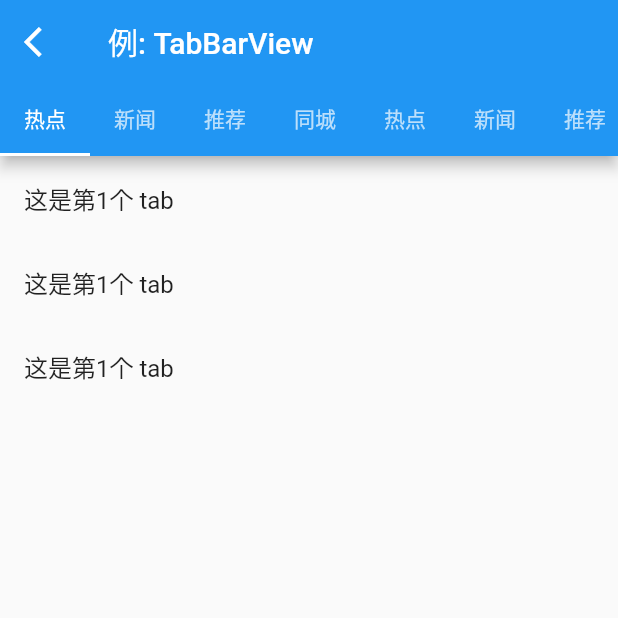
After one commit to lckj686/BlueFlutterMaster, a Flutter app: the FindPage screen opened directly, after a tap on an icon or button, on a phone screen of 412 x 824 dp, the top half of it. The commit adds this screen. Run offline on Flutter 3.47's test engine with Material 2 defaults, Android fonts, the phone set to English and light mode, and no system bars; our stand-ins replace dio, flutter_widget_from_html, fluttertoast, share_plus; network calls fail.

Commit message:
task 1、添加一个 tabview

```diff
--- a/lib/src/page/page_find.dart
+++ b/lib/src/page/page_find.dart
@@ -2,7 +2,9 @@ import 'dart:ui';
 import 'package:LeonFlutterMaster/src/page/page_news_detail.dart';
 import 'package:flutter/material.dart';
 import 'package:fluttertoast/fluttertoast.dart';
+import 'extend.dart';
 import 'page_button.dart';
+import 'page_tabbar.dart';
 
 class FindPage extends StatefulWidget {
   const FindPage({Key? key, required this.title}) : super(key: key);
@@ -14,7 +16,7 @@ class FindPage extends StatefulWidget {
 }
 
 class _FindPageState extends State<FindPage> {
-  var list = ["Button"];
+  var list = ["Button", "TabBarView"];
 
   String _getStr(int index) {
     if (index < list.length) {
@@ -51,21 +53,28 @@ class _FindPageState extends State<FindPage> {
               return GestureDetector(
                   onTap: () {
                     print('row $index');
-                    Fluttertoast.showToast(
-                        msg: "onTap $index",
-                        toastLength: Toast.LENGTH_SHORT,
-                        gravity: ToastGravity.CENTER,
-                        timeInSecForIosWeb: 1,
-                        backgroundColor: Colors.red,
-                        textColor: Colors.white,
-                        fontSize: 16.0);
-                    if (index == 1) {
 
-                    } else {
-                      Navigator.push(
-                        context,
-                        MaterialPageRoute(builder: (context) => ButtonRouter(todo: _getStr(index))),
-                      );
+                    switch (index) {
+                      case 0:
+                        {
+                          Navigator.push(
+                            context,
+                            MaterialPageRoute(builder: (context) => ButtonRouter(todo: _getStr(index))),
+                          );
+                        }
+                        break;
+                      case 1:
+                        {
+                          Navigator.push(
+                            context,
+                            MaterialPageRoute(builder: (context) => TabBarPage(todo: _getStr(index))),
+                          );
+                        }
+                        break;
+
+                      default:
+                        toast("还未添加");
+                        break;
                     }
                   },
                   child: Card(
--- a/lib/src/page/page_home.dart
+++ b/lib/src/page/page_home.dart
@@ -3,6 +3,7 @@ import 'package:flutter/material.dart';
 import 'page_find.dart';
 import 'page_list_server.dart';
 import 'page_me.dart';
+import 'page_news.dart';
 
 /// This Widget is the main application widget.
 class HomePage extends StatelessWidget {
@@ -34,7 +35,7 @@ class _MyNavigationBarState extends State<MyNavigationBar> {
   String _msg = "0";
 
   static final List<Widget> _widgetOptions = <Widget>[
-    ListMockPage(),
+    TabBarPage(),
     const FindPage(title: "find"),
     const MinePage(title: "mine")
   ];
--- a/lib/src/page/page_list_server.dart
+++ b/lib/src/page/page_list_server.dart
@@ -112,7 +112,7 @@ class _ListMockPageState extends State<ListMockPage> {
                                 child: Text('${bean.title}',
                                     overflow: TextOverflow.ellipsis,
                                     maxLines: 2,
-                                    style: TextStyle(color: Color(0xff1e1e1e), fontSize: 17)),
+                                    style: TextStyle(color: Color(0xff111111), fontSize: 17)),
                                 flex: 1),
                             Expanded(
                                 child: Text('${bean.src}  ${bean.time}',
--- /dev/null
+++ b/lib/src/page/page_news.dart
@@ -0,0 +1,45 @@
+import 'package:flutter/material.dart';
+
+import 'page_list_server.dart';
+
+class TabBarPage extends StatelessWidget {
+  const TabBarPage({Key? key}) : super(key: key);
+
+  @override
+  Widget build(BuildContext context) {
+    List listStr = ["头条", "新闻", "财经", "体育", "娱乐", "军事", "教育", "科技", "NBA", "股票", "星座", "女性", "健康", "育儿"];
+    List<Widget> listChanelWidget = listStr
+        .map((e) => Tab(
+              text: e,
+            ))
+        .toList();
+
+    List<Widget> listBody = [];
+    for (int i = 0; i < listStr.length; i++) {
+      listBody.add(ListMockPage());
+    }
+
+    return DefaultTabController(
+      length: listChanelWidget.length, // tab个数
+      child: Scaffold(
+        // Tab组件必须放到Scaffold中
+        appBar: AppBar(
+            backgroundColor: Colors.white,
+            automaticallyImplyLeading: false,
+            elevation: 0.5,
+            title: TabBar(
+              isScrollable: true,
+              unselectedLabelColor: const Color(0xffb0b0b0),
+              labelColor: const Color(0xff111111),
+              indicatorPadding: const EdgeInsets.only(left: 20, right: 20, bottom: 5),
+              indicatorColor: const Color(0xfffe350e),
+              tabs: listChanelWidget,
+            )),
+        body: TabBarView(
+          // 类似ViewPage
+          children: listBody,
+        ),
+      ),
+    );
+  }
+}
--- /dev/null
+++ b/lib/src/page/page_tabbar.dart
@@ -0,0 +1,137 @@
+import 'package:flutter/material.dart';
+
+class TabBarPage extends StatelessWidget {
+  final String todo;
+
+  const TabBarPage({Key? key, required this.todo}) : super(key: key);
+
+  @override
+  Widget build(BuildContext context) {
+
+    return DefaultTabController(
+      length: 16, // tab个数
+      child: Scaffold(
+        // Tab组件必须放到Scaffold中
+        appBar: AppBar(
+            title: Text(todo),
+            leading: GestureDetector(
+              onTap: () {
+                Navigator.pop(context);
+              },
+              child: const Icon(
+                Icons.arrow_back_ios,
+                color: Colors.white,
+                size: 24.0,
+              ),
+            ),
+            // automaticallyImplyLeading: false,
+            bottom: TabBar(
+              isScrollable: true,
+              tabs: <Widget>[
+                Tab(text: "热点"),
+                Tab(text: "新闻"),
+                Tab(text: "推荐"),
+                Tab(text: "同城"),
+                Tab(text: "热点"),
+                Tab(text: "新闻"),
+                Tab(text: "推荐"),
+                Tab(text: "同城"),
+                Tab(text: "热点"),
+                Tab(text: "新闻"),
+                Tab(text: "推荐"),
+                Tab(text: "同城"),
+                Tab(text: "热点"),
+                Tab(text: "新闻"),
+                Tab(text: "推荐"),
+                Tab(text: "同城"),
+              ],
+            )),
+        body: TabBarView(
+          // 类似ViewPage
+          children: <Widget>[
+            ListView(children: <Widget>[
+              ListTile(title: Text("这是第1个 tab")),
+              ListTile(title: Text("这是第1个 tab")),
+              ListTile(title: Text("这是第1个 tab"))
+            ]),
+            ListView(children: <Widget>[
+              ListTile(title: Text("这是第2个 tab")),
+              ListTile(title: Text("这是第2个 tab")),
+              ListTile(title: Text("这是第2个 tab"))
+            ]),
+            ListView(children: <Widget>[
+              ListTile(title: Text("这是第3个 tab")),
+              ListTile(title: Text("这是第3个 tab")),
+              ListTile(title: Text("这是第3个 tab"))
+            ]),
+            ListView(children: <Widget>[
+              ListTile(title: Text("这是第4个 tab")),
+              ListTile(title: Text("这是第4个 tab")),
+              ListTile(title: Text("这是第4个 tab"))
+            ]),
+            ListView(children: <Widget>[
+              ListTile(title: Text("这是第1个 tab")),
+              ListTile(title: Text("这是第1个 tab")),
+              ListTile(title: Text("这是第1个 tab"))
+            ]),
+            ListView(children: <Widget>[
+              ListTile(title: Text("这是第2个 tab")),
+              ListTile(title: Text("这是第2个 tab")),
+              ListTile(title: Text("这是第2个 tab"))
+            ]),
+            ListView(children: <Widget>[
+              ListTile(title: Text("这是第3个 tab")),
+              ListTile(title: Text("这是第3个 tab")),
+              ListTile(title: Text("这是第3个 tab"))
+            ]),
+            ListView(children: <Widget>[
+              ListTile(title: Text("这是第4个 tab")),
+              ListTile(title: Text("这是第4个 tab")),
+              ListTile(title: Text("这是第4个 tab"))
+            ]),
+            ListView(children: <Widget>[
+              ListTile(title: Text("这是第1个 tab")),
+              ListTile(title: Text("这是第1个 tab")),
+              ListTile(title: Text("这是第1个 tab"))
+            ]),
+            ListView(children: <Widget>[
+              ListTile(title: Text("这是第2个 tab")),
+              ListTile(title: Text("这是第2个 tab")),
+              ListTile(title: Text("这是第2个 tab"))
+            ]),
+            ListView(children: <Widget>[
+              ListTile(title: Text("这是第3个 tab")),
+              ListTile(title: Text("这是第3个 tab")),
+              ListTile(title: Text("这是第3个 tab"))
+            ]),
+            ListView(children: <Widget>[
+              ListTile(title: Text("这是第4个 tab")),
+              ListTile(title: Text("这是第4个 tab")),
+              ListTile(title: Text("这是第4个 tab"))
+            ]),
+            ListView(children: <Widget>[
+              ListTile(title: Text("这是第1个 tab")),
+              ListTile(title: Text("这是第1个 tab")),
+              ListTile(title: Text("这是第1个 tab"))
+            ]),
+            ListView(children: <Widget>[
+              ListTile(title: Text("这是第2个 tab")),
+              ListTile(title: Text("这是第2个 tab")),
+              ListTile(title: Text("这是第2个 tab"))
+            ]),
+            ListView(children: <Widget>[
+              ListTile(title: Text("这是第3个 tab")),
+              ListTile(title: Text("这是第3个 tab")),
+              ListTile(title: Text("这是第3个 tab"))
+            ]),
+            ListView(children: <Widget>[
+              ListTile(title: Text("这是第4个 tab")),
+              ListTile(title: Text("这是第4个 tab")),
+              ListTile(title: Text("这是第4个 tab"))
+            ]),
+          ],
+        ),
+      ),
+    );
+  }
+}
```
